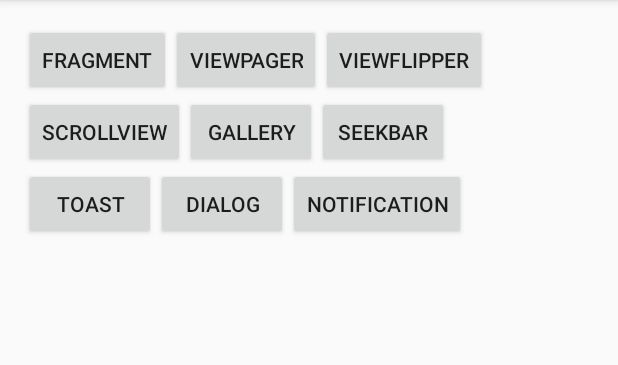
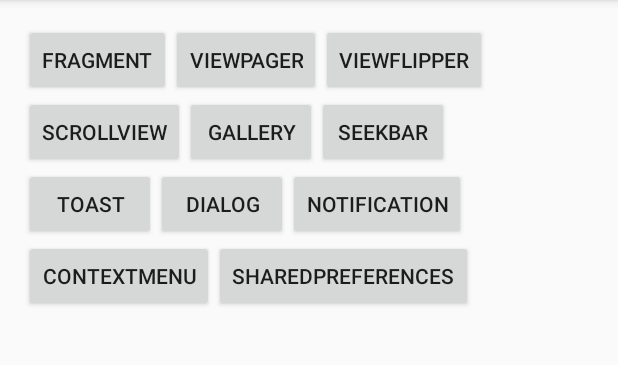
Before and after one commit to Gyps0phila/FirstTest, an Android app: the screen it shows after launch (MainActivity), on a phone screen of 412 x 824 dp, the part 84-449 px from its top. Run offline under Robolectric (Android 15) with nearby library versions, the phone set to English and light mode, and no system bars.

Commit message:
optionmenu contextmenu submenu

```diff
--- a/src/main/AndroidManifest.xml
+++ b/src/main/AndroidManifest.xml
@@ -12,7 +12,7 @@
         android:theme="@style/AppTheme" >
         <activity
             android:name=".MainActivity"
-            android:label="@string/app_name" >
+            android:label="@string/app_name">
             <intent-filter>
                 <action android:name="android.intent.action.MAIN" />
 
@@ -27,6 +27,8 @@
         <activity android:name="com.example.gypsophila.toast.ToastAty"/>
         <activity android:name="com.example.gypsophila.dialog.DialogAty"/>
         <activity android:name="com.example.gypsophila.notification.NotificationAty"/>
+        <activity android:name="com.example.gypsophila.contextmenu.ContextMenuAty"/>
+        <activity android:name="com.example.gypsophila.sharedpreferences.SharedPreferencesAty"/>
     </application>
 
 </manifest>
--- a/src/main/res/layout/activity_main.xml
+++ b/src/main/res/layout/activity_main.xml
@@ -62,6 +62,19 @@
         android:text="notification"
         android:layout_toRightOf="@+id/btn_dialog"
         android:layout_below="@+id/btn_scrollView"/>
+    <Button
+        android:layout_width="wrap_content"
+        android:layout_height="wrap_content"
+        android:text="contextmenu"
+        android:id="@+id/btn_contextMenu"
+        android:layout_below="@+id/btn_toast"/>
+    <Button
+        android:layout_width="wrap_content"
+        android:layout_height="wrap_content"
+        android:text="sharedpreferences"
+        android:id="@+id/btn_sharedPreferences"
+        android:layout_toRightOf="@+id/btn_contextMenu"
+        android:layout_below="@+id/btn_toast"/>
 
 
 </RelativeLayout>
--- a/src/main/res/menu/menu_main.xml
+++ b/src/main/res/menu/menu_main.xml
@@ -1,6 +1,14 @@
 <menu xmlns:android="http://schemas.android.com/apk/res/android"
     xmlns:app="http://schemas.android.com/apk/res-auto"
     xmlns:tools="http://schemas.android.com/tools" tools:context=".MainActivity">
-    <item android:id="@+id/action_settings" android:title="@string/action_settings"
-        android:orderInCategory="100" app:showAsAction="never" />
+    <item
+        android:id="@+id/action_menu_item1"
+        android:title="菜单一"
+        android:orderInCategory="100"
+        app:showAsAction="never" />
+    <item
+        android:id="@+id/action_menu_item2"
+        android:title="菜单二"
+        android:orderInCategory="100"
+        app:showAsAction="never"/>
 </menu>
--- /dev/null
+++ b/src/main/res/menu/menu_submenu.xml
@@ -0,0 +1,35 @@
+<?xml version="1.0" encoding="utf-8"?>
+<menu xmlns:android="http://schemas.android.com/apk/res/android">
+
+    <item
+        android:title="文件">
+        <menu>
+            <item
+                android:title="新建"
+                android:id="@+id/submenu_item1"/>
+            <item
+                android:title="保存"
+                android:id="@+id/submenu_item2"/>
+            <item
+                android:title="打开"
+                android:id="@+id/submenu_item3"/>
+        </menu>
+
+    </item>
+    <item
+        android:title="编辑">
+        <menu>
+            <item
+                android:title="复制"
+                android:id="@+id/submenu_item4"/>
+            <item
+                android:title="粘贴"
+                android:id="@+id/submenu_item5"/>
+            <item
+                android:title="重命名"
+                android:id="@+id/submenu_item6"/>
+        </menu>
+
+    </item>
+
+</menu>
```
Also changed, not shown: src/main/java/com/example/gypsophila/contextmenu/ContextMenuAty.java (added, +117 -0 lines), src/main/java/com/example/gypsophila/dailytest/MainActivity.java (+147 -6 lines), src/main/java/com/example/gypsophila/sharedpreferences/SharedPreferencesAty.java (added, +75 -0 lines), src/main/res/layout/contextmenu.xml (added, +11 -0 lines), src/main/res/layout/sharedpreferences.xml (added, +44 -0 lines), src/main/res/menu/menu_context.xml (added, +20 -0 lines).
